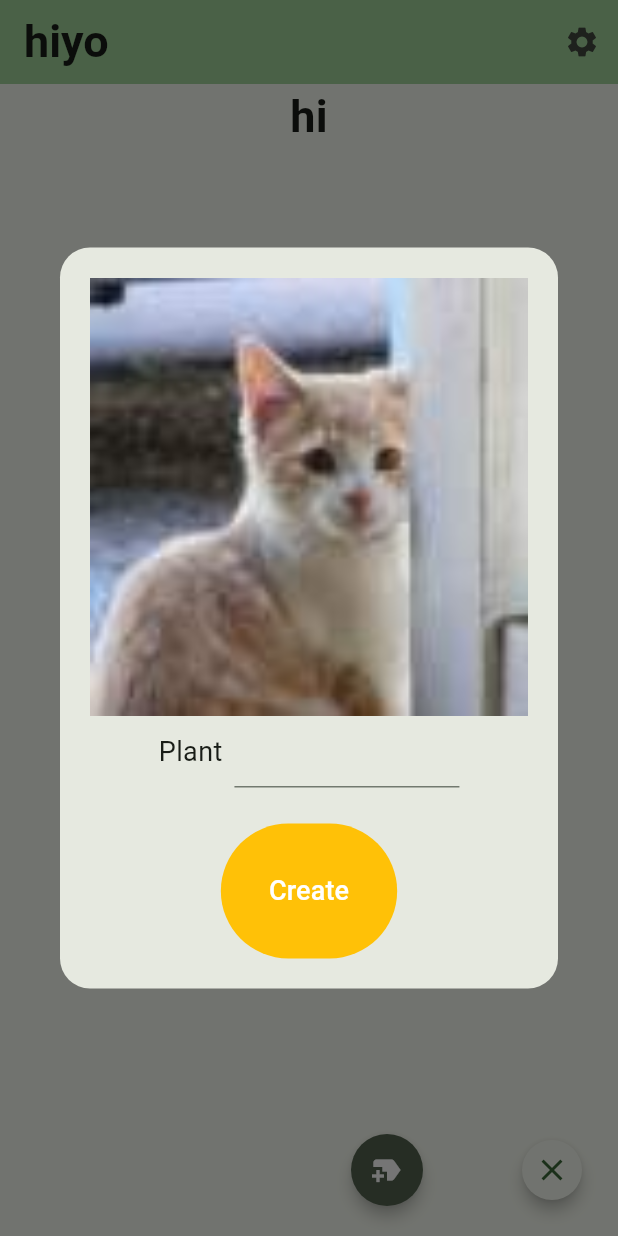
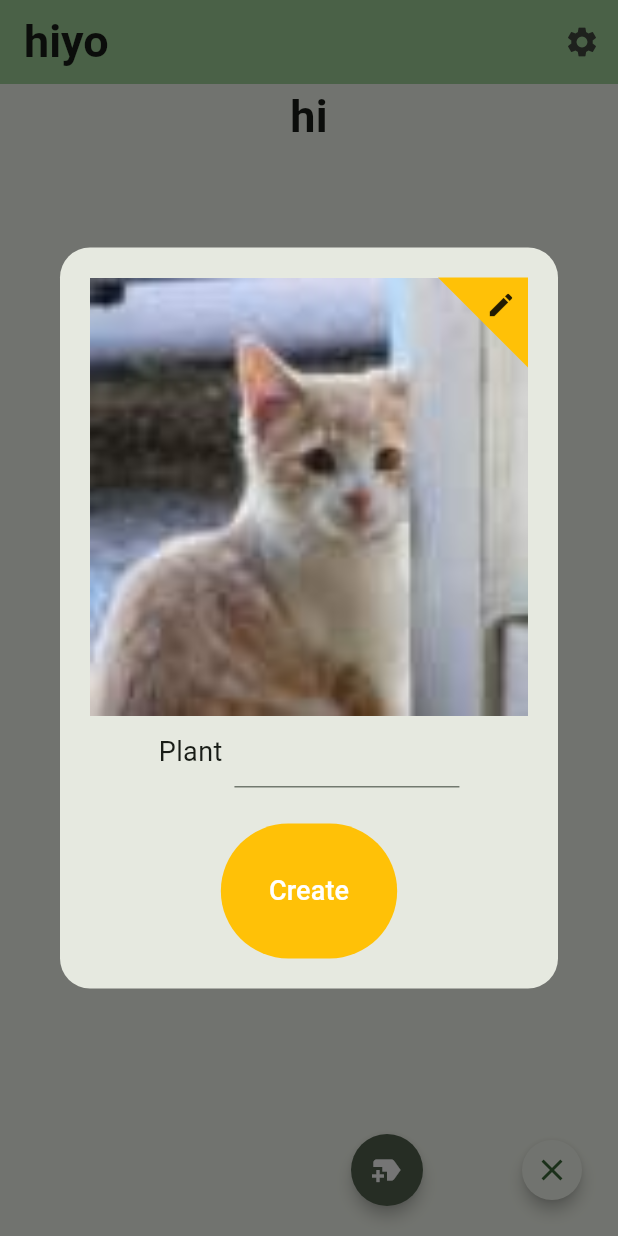
Before and after one commit to eriklarko/poke, a Flutter app: the screen it shows once a user with an empty profile is signed in, after a tap on the "close" icon, after a tap on the "new label" icon, on a phone screen of 412 x 824 dp. Run offline on Flutter 3.47's test engine with Material 2 defaults, Android fonts, the phone set to English and light mode, and no system bars; our stand-ins replace cached_network_image, clock, cloud_firestore, file, firebase_analytics, firebase_auth and 9 more; missing offline and left inert: firebase_app_check, image_picker_android, image_picker_platform_interface, timeago_flutter; accounts and stored records are empty; network calls fail.

Commit message:
Add pen icon to photo picker to give some edit affordance

```diff
--- /dev/null
+++ b/lib/components/photo_picker/icon_button_with_triangular_background.dart
@@ -0,0 +1,43 @@
+import 'package:flutter/material.dart';
+import 'package:poke/design_system/poke_constants.dart';
+import 'package:poke/design_system/poke_tappable.dart';
+
+import 'triangle_painter.dart';
+
+class IconButtonWithTriangularBackground extends StatelessWidget {
+  final IconData icon;
+  final double size;
+  final Color color;
+  final GestureTapCallback onPressed;
+
+  const IconButtonWithTriangularBackground({
+    super.key,
+    required this.icon,
+    required this.size,
+    required this.color,
+    required this.onPressed,
+  });
+
+  @override
+  Widget build(BuildContext context) {
+    return CustomPaint(
+      painter: TrianglePainter(
+        strokeColor: color,
+        strokeWidth: 10,
+        paintingStyle: PaintingStyle.fill,
+      ),
+      child: PokeTappable(
+        onTap: onPressed,
+        child: Padding(
+          padding: EdgeInsets.only(
+            right: PokeConstants.space(),
+            top: PokeConstants.space(),
+            left: size + PokeConstants.space() * 1.5,
+            bottom: size + PokeConstants.space() * 1.5,
+          ),
+          child: Icon(icon, size: size),
+        ),
+      ),
+    );
+  }
+}
--- a/lib/components/photo_picker/photo_picker.dart
+++ b/lib/components/photo_picker/photo_picker.dart
@@ -11,6 +11,8 @@ import 'package:poke/design_system/poke_constants.dart';
 import 'package:image_picker_android/image_picker_android.dart';
 import 'package:image_picker_platform_interface/image_picker_platform_interface.dart';
 import 'package:poke/design_system/poke_tappable.dart';
+
+import 'icon_button_with_triangular_background.dart';
 
 // Should be called before calling any `image_picker` APIs
 // see https://pub.dev/packages/image_picker_android#photo-picker
@@ -106,8 +108,16 @@ class _PhotoPickerState extends State<PhotoPicker> {
             child: _image!,
           ),
         ),
+        Container(
+          alignment: Alignment.topRight,
+          child: IconButtonWithTriangularBackground(
+            icon: Icons.edit,
+            size: 20,
+            color: Colors.amber,
+            onPressed: _togglePickerButtons,
+          ),
+        ),
         if (_showPickerButtons) _buildPickerButtons()
-        // TODO: Show a pen icon in one for the corners to give affordance that it can be changed?
       ],
     );
   }
--- /dev/null
+++ b/lib/components/photo_picker/triangle_painter.dart
@@ -0,0 +1,38 @@
+import 'package:flutter/material.dart';
+
+// Taken from https://stackoverflow.com/a/56945726
+class TrianglePainter extends CustomPainter {
+  final Color strokeColor;
+  final PaintingStyle paintingStyle;
+  final double strokeWidth;
+
+  TrianglePainter(
+      {this.strokeColor = Colors.black,
+      this.strokeWidth = 3,
+      this.paintingStyle = PaintingStyle.stroke});
+
+  @override
+  void paint(Canvas canvas, Size size) {
+    Paint paint = Paint()
+      ..color = strokeColor
+      ..strokeWidth = strokeWidth
+      ..style = paintingStyle;
+
+    canvas.drawPath(getTrianglePath(size.width, size.height), paint);
+  }
+
+  Path getTrianglePath(double x, double y) {
+    return Path()
+      ..moveTo(0, 0) // start top left
+      ..lineTo(x, 0) // move to top right
+      ..lineTo(x, y) // move to bottom right
+      ..lineTo(0, 0); // move to top left
+  }
+
+  @override
+  bool shouldRepaint(TrianglePainter oldDelegate) {
+    return oldDelegate.strokeColor != strokeColor ||
+        oldDelegate.paintingStyle != paintingStyle ||
+        oldDelegate.strokeWidth != strokeWidth;
+  }
+}
--- a/lib/design_system/poke_modal.dart
+++ b/lib/design_system/poke_modal.dart
@@ -1,5 +1,6 @@
 import 'package:flutter/material.dart';
 import 'package:poke/design_system/poke_button.dart';
+import 'package:poke/design_system/poke_constants.dart';
 
 class PokeModal extends Dialog {
   PokeModal({super.key, required child, PokeButton? actionButton})
@@ -9,17 +10,19 @@ class PokeModal extends Dialog {
           ),
           child: Padding(
             padding: const EdgeInsets.all(20),
-            child: Stack(
+            child: Column(
+              mainAxisSize: MainAxisSize.min,
               children: [
-                SingleChildScrollView(
-                  child: child,
-                ),
                 if (actionButton != null)
                   Row(
                     mainAxisSize: MainAxisSize.max,
                     mainAxisAlignment: MainAxisAlignment.end,
                     children: [actionButton],
                   ),
+                if (actionButton != null) PokeConstants.FixedSpacer(),
+                SingleChildScrollView(
+                  child: child,
+                ),
               ],
             ),
           ),
--- a/lib/screens/action_details_screen/event_history.dart
+++ b/lib/screens/action_details_screen/event_history.dart
@@ -30,6 +30,7 @@ class EventHistory extends StatelessWidget {
                 data: {"event": entry},
               );
 
+              // TODO: Add confirmation!!!!!
               GetIt.instance.get<Persistence>().deleteEvent(action, date);
             })
           ],
```
